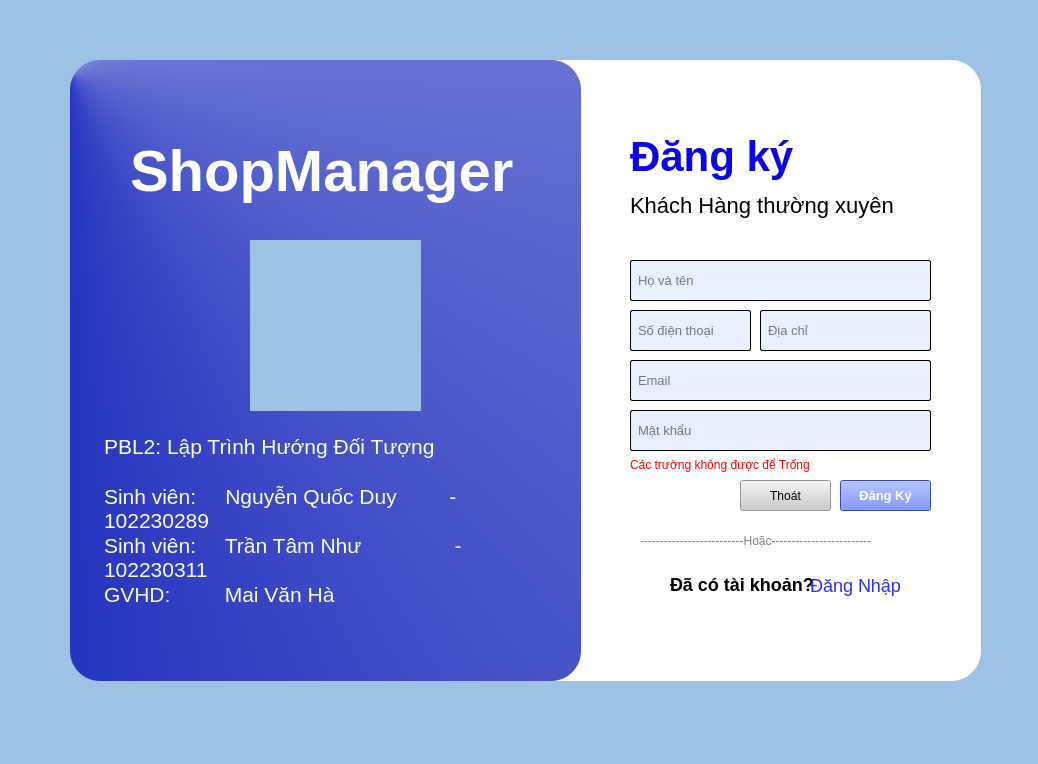
duyaivy/qt_GUI_shop_manager, file mainwindow.ui: the form before one commit.
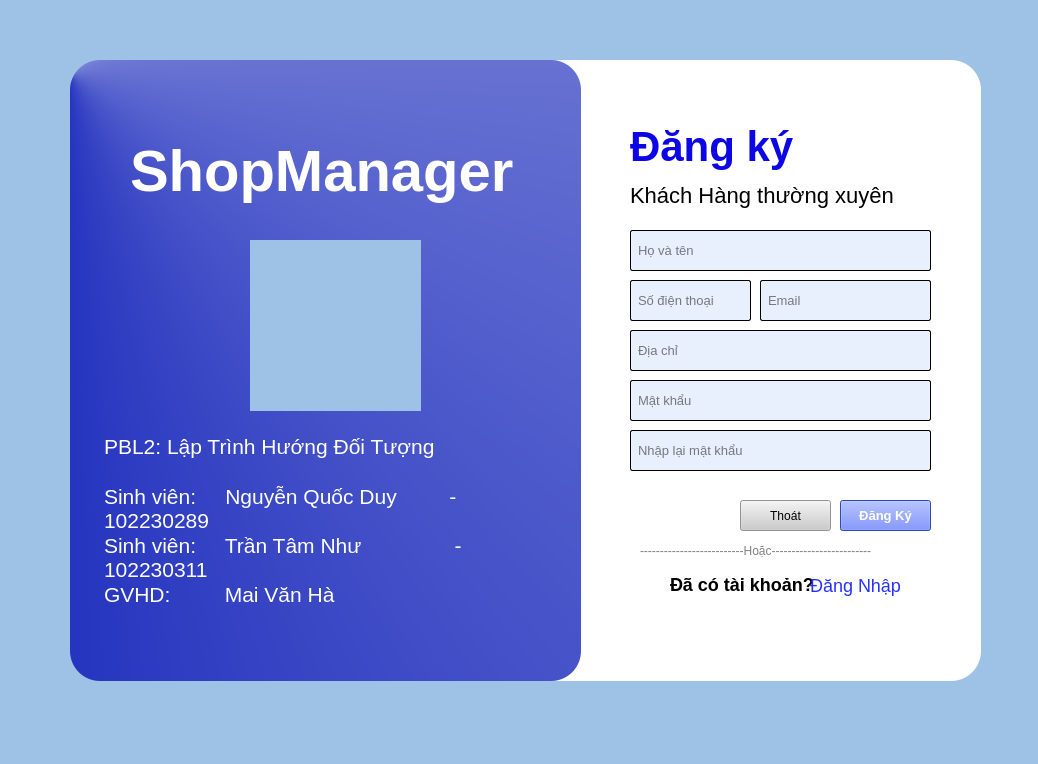
The form after the commit. The open tabs and pages were chosen to show the change. Icons and pictures are not drawn.

```diff
--- a/mainwindow.ui
+++ b/mainwindow.ui
@@ -164,7 +164,7 @@
 border: 1px solid #000;</string>
       </property>
       <property name="placeholderText">
-       <string>Nhập ID</string>
+       <string>Nhập SĐT</string>
       </property>
      </widget>
      <widget class="QLabel" name="label_10">
@@ -398,11 +398,11 @@
      <zorder>signUpBtn</zorder>
     </widget>
     <widget class="QWidget" name="page_2">
-     <widget class="QLineEdit" name="id_2">
+     <widget class="QLineEdit" name="phone">
       <property name="geometry">
        <rect>
         <x>620</x>
-        <y>310</y>
+        <y>280</y>
         <width>121</width>
         <height>41</height>
        </rect>
@@ -425,11 +425,11 @@
        <string>Số điện thoại</string>
       </property>
      </widget>
-     <widget class="QLineEdit" name="pw_2">
+     <widget class="QLineEdit" name="address">
       <property name="geometry">
        <rect>
         <x>620</x>
-        <y>360</y>
+        <y>330</y>
         <width>301</width>
         <height>41</height>
        </rect>
@@ -452,14 +452,14 @@
        <enum>QLineEdit::EchoMode::Normal</enum>
       </property>
       <property name="placeholderText">
-       <string>Email</string>
+       <string>Địa chỉ</string>
       </property>
      </widget>
      <widget class="QLabel" name="label_12">
       <property name="geometry">
        <rect>
         <x>630</x>
-        <y>530</y>
+        <y>540</y>
         <width>291</width>
         <height>21</height>
        </rect>
@@ -521,7 +521,7 @@
       <property name="geometry">
        <rect>
         <x>620</x>
-        <y>130</y>
+        <y>120</y>
         <width>271</width>
         <height>51</height>
        </rect>
@@ -541,7 +541,7 @@
       <property name="geometry">
        <rect>
         <x>730</x>
-        <y>480</y>
+        <y>500</y>
         <width>91</width>
         <height>31</height>
        </rect>
@@ -575,11 +575,11 @@
        <bool>true</bool>
       </property>
      </widget>
-     <widget class="QPushButton" name="pushButton_2">
+     <widget class="QPushButton" name="registerBtn">
       <property name="geometry">
        <rect>
         <x>830</x>
-        <y>480</y>
+        <y>500</y>
         <width>91</width>
         <height>31</height>
        </rect>
@@ -603,11 +603,11 @@
        <string>Đăng Ký</string>
       </property>
      </widget>
-     <widget class="QLineEdit" name="id_3">
+     <widget class="QLineEdit" name="name">
       <property name="geometry">
        <rect>
         <x>620</x>
-        <y>260</y>
+        <y>230</y>
         <width>301</width>
         <height>41</height>
        </rect>
@@ -631,7 +631,7 @@
       <property name="geometry">
        <rect>
         <x>620</x>
-        <y>450</y>
+        <y>470</y>
         <width>221</width>
         <height>30</height>
        </rect>
@@ -640,14 +640,14 @@
        <string notr="true">background-color: transparent;color:red;</string>
       </property>
       <property name="text">
-       <string>Các trường không được để Trống</string>
+       <string/>
       </property>
      </widget>
      <widget class="QLabel" name="label_16">
       <property name="geometry">
        <rect>
         <x>620</x>
-        <y>180</y>
+        <y>170</y>
         <width>271</width>
         <height>51</height>
        </rect>
@@ -683,11 +683,11 @@
        <string>ShopManager</string>
       </property>
      </widget>
-     <widget class="QLineEdit" name="id_4">
+     <widget class="QLineEdit" name="email">
       <property name="geometry">
        <rect>
         <x>750</x>
-        <y>310</y>
+        <y>280</y>
         <width>171</width>
         <height>41</height>
        </rect>
@@ -704,7 +704,7 @@
 padding:5px;</string>
       </property>
       <property name="placeholderText">
-       <string>Địa chỉ</string>
+       <string>Email</string>
       </property>
      </widget>
      <widget class="QLabel" name="label_18">
@@ -749,11 +749,11 @@
        <string>Đã có tài khoản? </string>
       </property>
      </widget>
-     <widget class="QLineEdit" name="pw_3">
+     <widget class="QLineEdit" name="password">
       <property name="geometry">
        <rect>
         <x>620</x>
-        <y>410</y>
+        <y>380</y>
         <width>301</width>
         <height>41</height>
        </rect>
@@ -800,24 +800,52 @@
        <string>Đăng Nhập</string>
       </property>
      </widget>
+     <widget class="QLineEdit" name="re_password">
+      <property name="geometry">
+       <rect>
+        <x>620</x>
+        <y>430</y>
+        <width>301</width>
+        <height>41</height>
+       </rect>
+      </property>
+      <property name="font">
+       <font>
+        <pointsize>10</pointsize>
+       </font>
+      </property>
+      <property name="styleSheet">
+       <string notr="true">background-color: #e8f0fd;
+border-radius: 2px;
+border: 1px solid #000;
+padding:5px;</string>
+      </property>
+      <property name="echoMode">
+       <enum>QLineEdit::EchoMode::Password</enum>
+      </property>
+      <property name="placeholderText">
+       <string>Nhập lại mật khẩu</string>
+      </property>
+     </widget>
      <zorder>label_18</zorder>
      <zorder>label_13</zorder>
-     <zorder>id_2</zorder>
-     <zorder>pw_2</zorder>
+     <zorder>phone</zorder>
+     <zorder>address</zorder>
      <zorder>label_12</zorder>
      <zorder>inforSV_2</zorder>
      <zorder>label_14</zorder>
      <zorder>closeBtn_2</zorder>
      <zorder>label_15</zorder>
-     <zorder>pushButton_2</zorder>
-     <zorder>id_3</zorder>
+     <zorder>registerBtn</zorder>
+     <zorder>name</zorder>
      <zorder>loginStatus_2</zorder>
      <zorder>label_16</zorder>
      <zorder>label_17</zorder>
-     <zorder>id_4</zorder>
+     <zorder>email</zorder>
      <zorder>label_19</zorder>
-     <zorder>pw_3</zorder>
+     <zorder>password</zorder>
      <zorder>returnLoginBtn</zorder>
+     <zorder>re_password</zorder>
     </widget>
    </widget>
   </widget>
```
Left out of the diff: 12 changed lines with no effect on the pictures.
